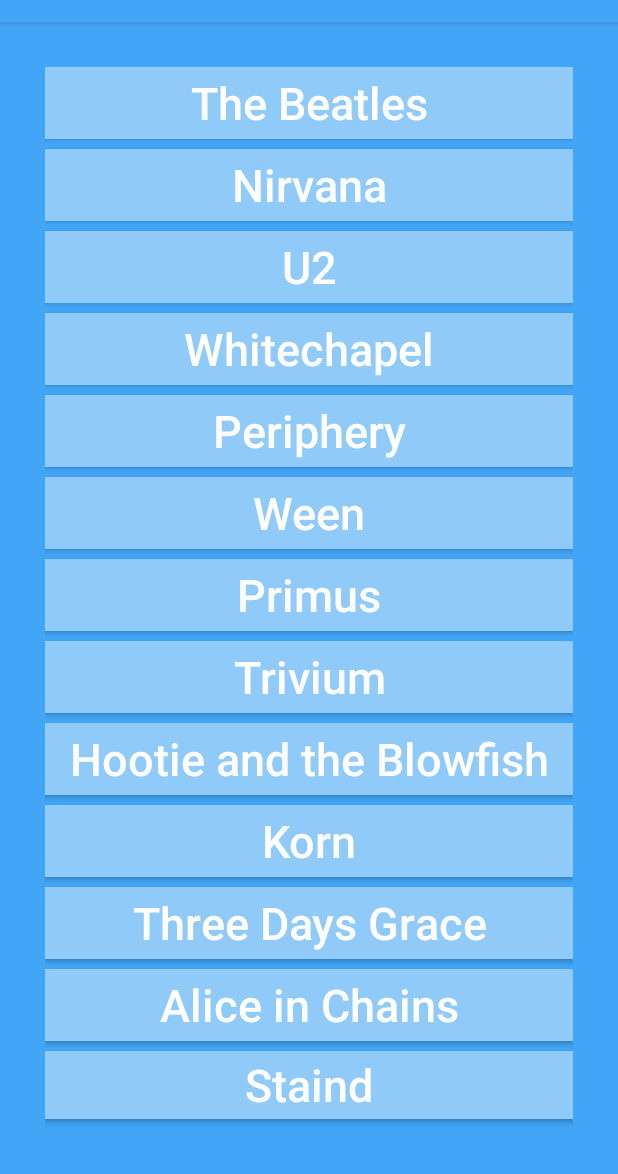
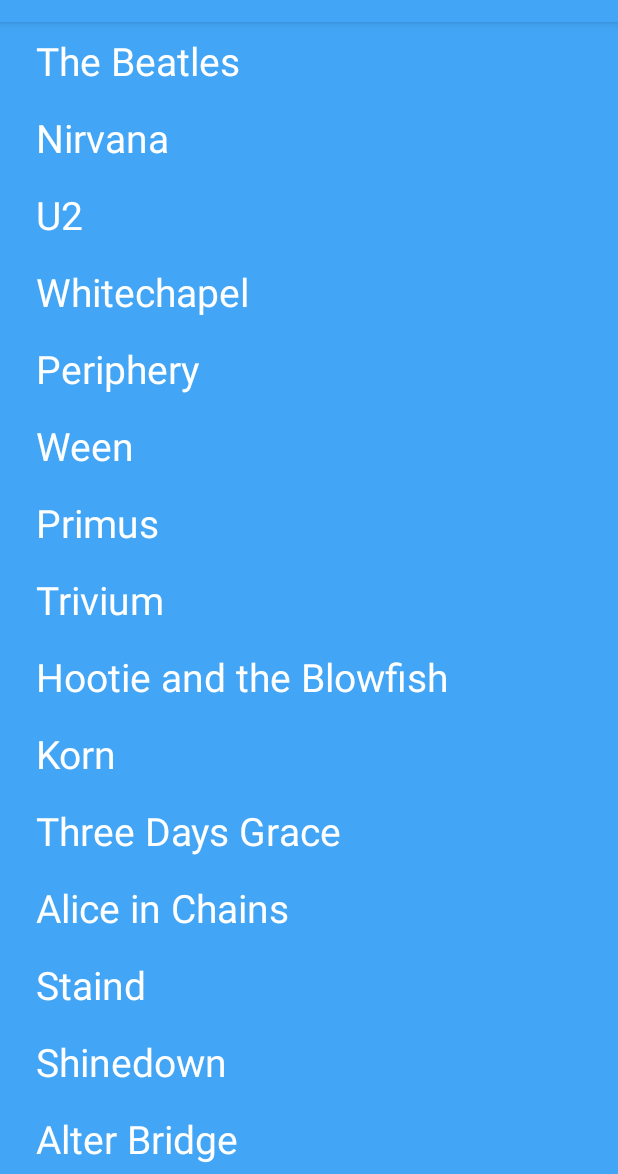
Before and after one commit to austin-codingstuff/Band_Database_App, an Android app: the screen it shows after launch (MainActivity), on a phone screen of 412 x 824 dp, the part 62-1236 px from its top. Run offline under Robolectric (Android 15) with nearby library versions, the phone set to English and light mode, and no system bars; our stand-ins replace navigation-ui.

Commit message:
made list scrollable

```diff
--- a/app/build.gradle.kts
+++ b/app/build.gradle.kts
@@ -33,6 +33,7 @@ android {
 }
 
 dependencies {
+    implementation("androidx.recyclerview:recyclerview:1.4.0")
     implementation(libs.androidx.activity.ktx)
     implementation(libs.androidx.appcompat)
     implementation(libs.androidx.constraintlayout)
--- a/app/src/main/java/com/zybooks/thebanddatabase/ListFragment.kt
+++ b/app/src/main/java/com/zybooks/thebanddatabase/ListFragment.kt
@@ -1,44 +1,68 @@
 package com.zybooks.thebanddatabase
+
 import android.os.Bundle
 import android.view.LayoutInflater
 import android.view.View
 import android.view.ViewGroup
-import android.widget.Button
-import android.widget.LinearLayout
+import android.widget.TextView
 import androidx.fragment.app.Fragment
+import androidx.recyclerview.widget.RecyclerView
 import androidx.navigation.findNavController
 
 class ListFragment : Fragment() {
+
     override fun onCreateView(inflater: LayoutInflater, container: ViewGroup?,
                               savedInstanceState: Bundle?): View {
         val rootView = inflater.inflate(R.layout.fragment_list, container, false)
-        val layout = rootView as LinearLayout
-// Create the buttons using the band names and ids from BandRepository
-        val bandList = BandRepository.getInstance(requireContext()).bandList
-        for (band in bandList) {
-            val button = Button(context)
-            val layoutParams = LinearLayout.LayoutParams(
-                LinearLayout.LayoutParams.MATCH_PARENT,
-                LinearLayout.LayoutParams.WRAP_CONTENT
-            )
-            layoutParams.setMargins(0, 0, 0, 10) // 10px bottom margin
-            button.layoutParams = layoutParams
-// Display band's name on button
-            button.text = band.name
-            button.tag = band.id
-// Navigate to detail screen when clicked
-            button.setOnClickListener { buttonView: View ->
-                // Create fragment arguments containing the selected band ID
-                val selectedBandId = buttonView.tag as Int
-                val args = Bundle()
-                args.putInt(ARG_BAND_ID, selectedBandId)
 
-                // Send band ID to DetailFragment
-                buttonView.findNavController().navigate(R.id.show_item_detail, args)
-            }
-// Add button to the LinearLayout
-            layout.addView(button)
+        // Click listener for the RecyclerView
+        val onClickListener = View.OnClickListener { itemView: View ->
+
+            // Create fragment arguments containing the selected band ID
+            val selectedBandId = itemView.tag as Int
+            val args = Bundle()
+            args.putInt(ARG_BAND_ID, selectedBandId)
+
+            // Replace list with details
+            itemView.findNavController().navigate(R.id.show_item_detail, args)
         }
+
+        // Send bands to RecyclerView
+        val recyclerView = rootView.findViewById<RecyclerView>(R.id.band_list)
+        val bands = BandRepository.getInstance(requireContext()).bandList
+        recyclerView.adapter = BandAdapter(bands, onClickListener)
+
         return rootView
     }
+
+    private class BandAdapter(private val bandList: List<Band>,
+                              private val onClickListener: View.OnClickListener) :
+        RecyclerView.Adapter<BandHolder>() {
+
+        override fun onCreateViewHolder(parent: ViewGroup, viewType: Int): BandHolder {
+            val layoutInflater = LayoutInflater.from(parent.context)
+            return BandHolder(layoutInflater, parent)
+        }
+
+        override fun onBindViewHolder(holder: BandHolder, position: Int) {
+            val band = bandList[position]
+            holder.bind(band)
+            holder.itemView.tag = band.id
+            holder.itemView.setOnClickListener(onClickListener)
+        }
+
+        override fun getItemCount(): Int {
+            return bandList.size
+        }
+    }
+
+    private class BandHolder(inflater: LayoutInflater, parent: ViewGroup?) :
+        RecyclerView.ViewHolder(inflater.inflate(R.layout.list_item_band, parent, false)) {
+
+        private val nameTextView: TextView = itemView.findViewById(R.id.band_name)
+
+        fun bind(band: Band) {
+            nameTextView.text = band.name
+        }
+    }
 }
--- a/app/src/main/res/layout/fragment_list.xml
+++ b/app/src/main/res/layout/fragment_list.xml
@@ -1,7 +1,21 @@
-<LinearLayout xmlns:android="http://schemas.android.com/apk/res/android"
+<?xml version="1.0" encoding="utf-8"?>
+<androidx.constraintlayout.widget.ConstraintLayout
+    xmlns:android="http://schemas.android.com/apk/res/android"
+    xmlns:app="http://schemas.android.com/apk/res-auto"
     xmlns:tools="http://schemas.android.com/tools"
-    android:orientation="vertical"
+    android:id="@+id/item_list_container"
     android:layout_width="match_parent"
-    android:layout_height="match_parent"
-    android:padding="30dp"
-    tools:context=".ListFragment" />
+    android:layout_height="match_parent">
+
+    <androidx.recyclerview.widget.RecyclerView
+        android:id="@+id/band_list"
+        android:name="com.zybooks.thebanddatabase.ItemListFragment"
+        android:layout_width="match_parent"
+        android:layout_height="match_parent"
+        android:layout_marginLeft="16dp"
+        android:layout_marginRight="16dp"
+        app:layoutManager="LinearLayoutManager"
+        tools:context="com.zybooks.thebanddatabase.MainActivity"
+        tools:listitem="@layout/list_item_band" />
+
+</androidx.constraintlayout.widget.ConstraintLayout>
--- /dev/null
+++ b/app/src/main/res/layout/list_item_band.xml
@@ -0,0 +1,16 @@
+<?xml version="1.0" encoding="utf-8"?>
+<LinearLayout xmlns:android="http://schemas.android.com/apk/res/android"
+    xmlns:tools="http://schemas.android.com/tools"
+    android:orientation="vertical"
+    android:layout_width="match_parent"
+    android:layout_height="wrap_content">
+
+    <TextView
+        android:layout_width="match_parent"
+        android:layout_height="wrap_content"
+        android:id="@+id/band_name"
+        tools:text="band"
+        style="@style/bandListName">
+    </TextView>
+
+</LinearLayout>
```
